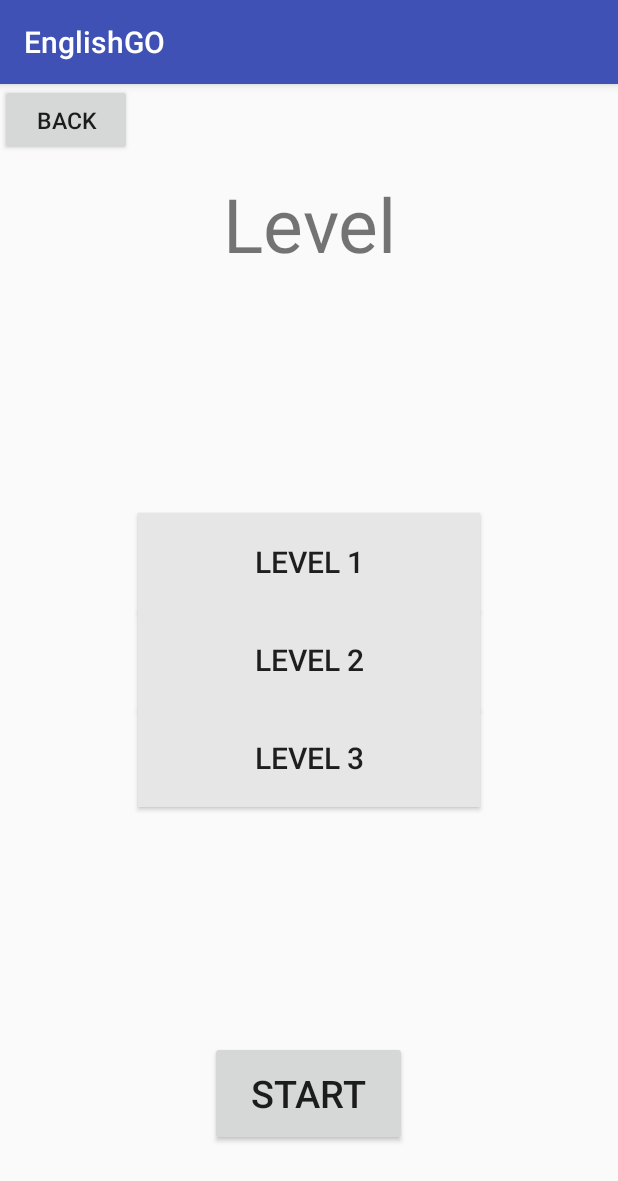
After one commit to MrMinhNguyen/EnglishGO, an Android app: the ChooseLevel screen opened directly, with no data from a screen before it, on a phone screen of 412 x 824 dp. The commit adds this screen. Shown: the top 1181 px of the screen. Run offline under Robolectric (Android 15) with nearby library versions, the phone set to English and light mode, and no system bars.

Commit message:
Working Template

```diff
--- a/app/build.gradle
+++ b/app/build.gradle
@@ -28,6 +28,8 @@ dependencies {
 //    compile 'com.google.firebase:firebase-core:16.0.0'
     implementation 'com.google.firebase:firebase-core:16.0.1'
     implementation 'com.google.firebase:firebase-firestore:17.0.2'
+    compile 'com.github.moondroid.coverflow:library:1.0'
+    implementation 'com.android.support:recyclerview-v7:27.1.1'
 }
 
 apply plugin: 'com.google.gms.google-services'
--- /dev/null
+++ b/app/src/main/java/sepm/englishgo/ChooseLevel.java
@@ -0,0 +1,56 @@
+package sepm.englishgo;
+
+import android.content.Intent;
+import android.os.Bundle;
+import android.support.v7.app.AppCompatActivity;
+import android.view.View;
+import android.widget.Button;
+
+public class ChooseLevel extends AppCompatActivity {
+
+    public static int LEVEL;
+
+    @Override
+    protected void onCreate(Bundle savedInstanceState) {
+
+        super.onCreate(savedInstanceState);
+        setContentView(R.layout.choose_level);
+
+        Button btn1 = (Button)findViewById(R.id.level1);
+        btn1.setOnClickListener(new View.OnClickListener() {
+            @Override
+            public void onClick(View v) {
+                LEVEL = 1;
+            }
+        });
+
+        Button btn2 = (Button)findViewById(R.id.level2);
+        btn2.setOnClickListener(new View.OnClickListener() {
+            @Override
+            public void onClick(View v) {
+                LEVEL = 2;
+            }
+        });
+
+        Button btn3 = (Button)findViewById(R.id.level3);
+        btn3.setOnClickListener(new View.OnClickListener() {
+            @Override
+            public void onClick(View v) {
+                LEVEL = 3;
+            }
+        });
+
+    }
+
+    public void openChallenge(View view){
+        Intent changeView = new Intent( ChooseLevel.this, Challenge.class);
+        startActivity(changeView);
+    }
+
+
+    public void getBack(View view){
+        Intent changeView = new Intent( ChooseLevel.this, ChooseTopic.class);
+        startActivity(changeView);
+    }
+
+}
--- /dev/null
+++ b/app/src/main/res/drawable/button_background.xml
@@ -0,0 +1,8 @@
+<?xml version="1.0" encoding="utf-8"?>
+<selector xmlns:android="http://schemas.android.com/apk/res/android">
+    <item android:state_pressed="true"
+        android:drawable="@color/button_pressed"/>
+    <item android:state_focused="true"
+        android:drawable="@color/button_focused"/>
+    <item android:drawable="@color/button_default"/>
+</selector>
--- /dev/null
+++ b/app/src/main/res/layout/choose_level.xml
@@ -0,0 +1,103 @@
+<?xml version="1.0" encoding="utf-8"?>
+<RelativeLayout  xmlns:android="http://schemas.android.com/apk/res/android"
+    android:layout_width="match_parent"
+    android:layout_height="match_parent"
+    xmlns:app="http://schemas.android.com/apk/res-auto">
+
+
+    <Button
+        android:id="@+id/levelBackButton"
+        android:onClick="getBack"
+        android:layout_width="wrap_content"
+        android:layout_height="wrap_content"
+        android:layout_alignParentTop="true"
+        android:text="Back"
+        android:textSize="15dp"
+        app:layout_constraintBottom_toBottomOf="parent"
+        app:layout_constraintHorizontal_bias="0.501"
+        app:layout_constraintLeft_toLeftOf="parent"
+        app:layout_constraintRight_toRightOf="parent"
+        app:layout_constraintTop_toTopOf="parent"
+        app:layout_constraintVertical_bias="0.563" />
+
+    <TextView
+        android:layout_width="wrap_content"
+        android:layout_height="wrap_content"
+        android:layout_alignParentTop="true"
+        android:layout_centerHorizontal="true"
+        android:layout_marginTop="59dp"
+        android:text="Level"
+        android:textAlignment="center"
+        android:textSize="50dp"
+        app:layout_constraintBottom_toBottomOf="parent"
+        app:layout_constraintHorizontal_bias="0.444"
+        app:layout_constraintLeft_toLeftOf="parent"
+        app:layout_constraintRight_toRightOf="parent"
+        app:layout_constraintTop_toTopOf="parent"
+        app:layout_constraintVertical_bias="0.155" />
+
+    <Button
+        android:id="@+id/level1"
+        android:layout_width="228dp"
+        android:layout_height="65dp"
+        android:layout_above="@+id/level2"
+        android:layout_centerHorizontal="true"
+        android:background="@drawable/button_background"
+        android:text="Level 1"
+        android:textSize="20dp"
+        app:layout_constraintBottom_toBottomOf="parent"
+        app:layout_constraintHorizontal_bias="0.501"
+        app:layout_constraintLeft_toLeftOf="parent"
+        app:layout_constraintRight_toRightOf="parent"
+        app:layout_constraintTop_toTopOf="parent"
+        app:layout_constraintVertical_bias="0.563" />
+
+    <Button
+        android:id="@+id/level2"
+        android:layout_width="228dp"
+        android:layout_height="65dp"
+        android:layout_centerInParent="true"
+        android:background="@drawable/button_background"
+        android:text="Level 2"
+        android:textSize="20dp"
+        app:layout_constraintBottom_toBottomOf="parent"
+        app:layout_constraintHorizontal_bias="0.501"
+        app:layout_constraintLeft_toLeftOf="parent"
+        app:layout_constraintRight_toRightOf="parent"
+        app:layout_constraintTop_toTopOf="parent"
+        app:layout_constraintVertical_bias="0.563" />
+
+    <Button
+        android:id="@+id/level3"
+        android:layout_width="228dp"
+        android:layout_height="65dp"
+        android:layout_below="@+id/level2"
+        android:layout_centerHorizontal="true"
+        android:background="@drawable/button_background"
+        android:text="Level 3"
+        android:textSize="20dp"
+        app:layout_constraintBottom_toBottomOf="parent"
+        app:layout_constraintHorizontal_bias="0.501"
+        app:layout_constraintLeft_toLeftOf="parent"
+        app:layout_constraintRight_toRightOf="parent"
+        app:layout_constraintTop_toTopOf="parent"
+        app:layout_constraintVertical_bias="0.563" />
+
+    <Button
+        android:id="@+id/levelStartButton"
+        android:onClick="openChallenge"
+        android:layout_width="131dp"
+        android:layout_height="70dp"
+        android:layout_alignParentBottom="true"
+        android:layout_centerHorizontal="true"
+        android:layout_marginBottom="60dp"
+        android:text="Start"
+        android:textSize="25dp"
+        app:layout_constraintBottom_toBottomOf="parent"
+        app:layout_constraintHorizontal_bias="0.501"
+        app:layout_constraintLeft_toLeftOf="parent"
+        app:layout_constraintRight_toRightOf="parent"
+        app:layout_constraintTop_toTopOf="parent"
+        app:layout_constraintVertical_bias="0.563" />
+
+</RelativeLayout >
--- a/app/src/main/res/values/colors.xml
+++ b/app/src/main/res/values/colors.xml
@@ -3,4 +3,9 @@
     <color name="colorPrimary">#3F51B5</color>
     <color name="colorPrimaryDark">#303F9F</color>
     <color name="colorAccent">#FF4081</color>
+
+    <color name="button_pressed">#0040ff</color>
+    <color name="button_focused">#0040ff</color>
+    <color name="button_default">#e6e6e6</color>
+
 </resources>
```
Also changed, not shown: app/src/main/AndroidManifest.xml (+18 -0 lines), app/src/main/java/sepm/englishgo/Challenge.java (added, +76 -0 lines), app/src/main/java/sepm/englishgo/ChooseTopic.java (added, +53 -0 lines), app/src/main/java/sepm/englishgo/MainActivity.java (+14 -15 lines), app/src/main/java/sepm/englishgo/Result.java (added, +15 -0 lines), app/src/main/java/sepm/englishgo/Word.java (added, +52 -0 lines), app/src/main/res/layout/activity_main.xml (+35 -4 lines), app/src/main/res/layout/challenge.xml (added, +103 -0 lines), app/src/main/res/layout/choose_topic.xml (added, +87 -0 lines), app/src/main/res/layout/result.xml (added, +92 -0 lines), app/src/main/res/drawable-v24/english_go_logo.png (added).
